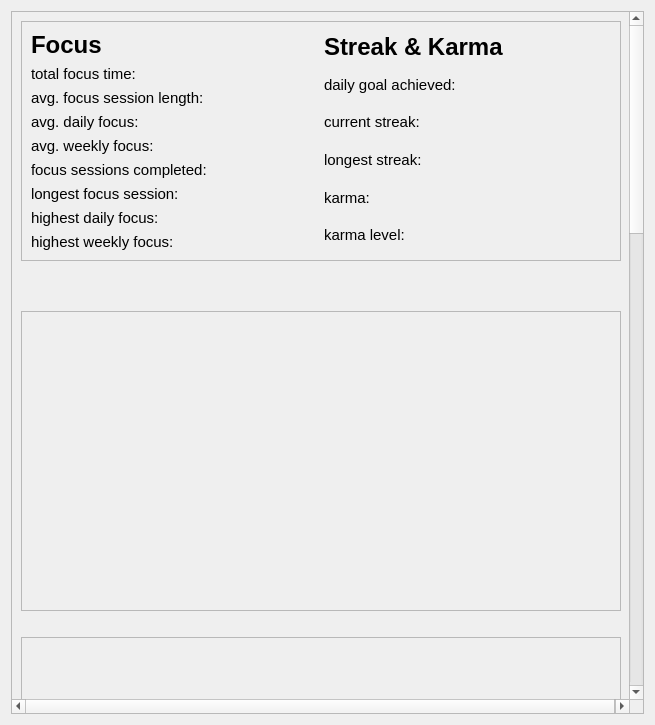
The window that ui/statistics.ui (dop14/monkmode) describes before a commit, drawn with Qt 5.
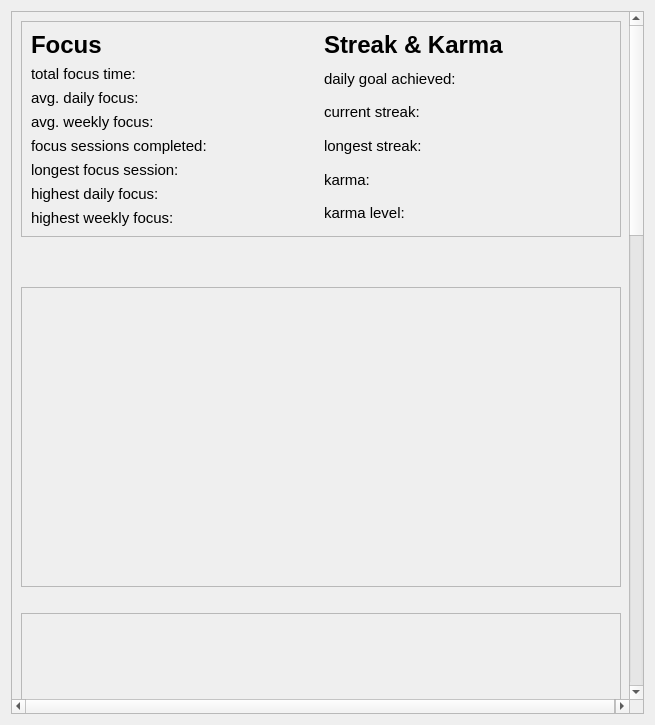
The same window after the commit.

Diff of the .ui file:
```diff
--- a/ui/statistics.ui
+++ b/ui/statistics.ui
@@ -37,7 +37,7 @@
         <x>0</x>
         <y>0</y>
         <width>623</width>
-        <height>2237</height>
+        <height>2211</height>
        </rect>
       </property>
       <layout class="QVBoxLayout" name="verticalLayout_11">
@@ -83,18 +83,6 @@
               </property>
              </widget>
             </item>
-            <item>
-             <widget class="QLabel" name="avarage_focus_time">
-              <property name="font">
-               <font>
-                <pointsize>11</pointsize>
-               </font>
-              </property>
-              <property name="text">
-               <string>avg. focus session length:</string>
-              </property>
-             </widget>
-            </item>
             <item>
              <widget class="QLabel" name="avg_daily_focus">
               <property name="font">
```
